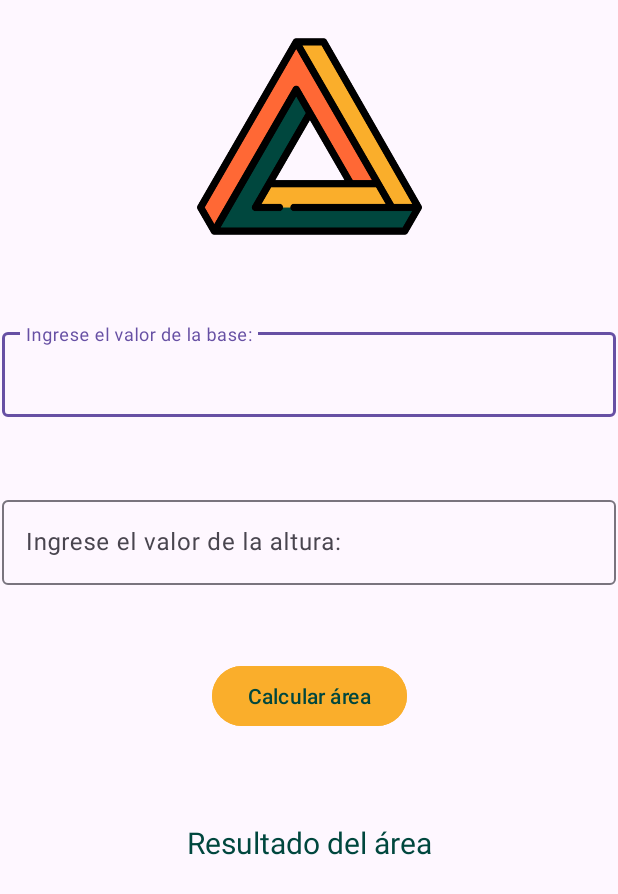
After one commit to Equipo-uno-Practica-tres/GeoShapeCal, an Android app: the AreaTriangleActivity screen opened directly, with no data from a screen before it, on a phone screen of 412 x 824 dp. The commit adds this screen. Shown: the top 894 px of the screen. Run offline under Robolectric (Android 15) with nearby library versions, the phone set to English and light mode, and no system bars.

Commit message:
Commit Funcionamiento cálculo área triangulo

```diff
--- a/app/src/main/AndroidManifest.xml
+++ b/app/src/main/AndroidManifest.xml
@@ -13,7 +13,7 @@
         android:theme="@style/Theme.GeoShapeCal"
         tools:targetApi="31">
         <activity
-            android:name=".PerimeterSquareActivity"
+            android:name=".AreaTriangleActivity"
             android:exported="false" />
         <activity
             android:name=".MainActivity"
--- /dev/null
+++ b/app/src/main/java/com/simonllano/geoshapecal/AreaTriangleActivity.kt
@@ -0,0 +1,43 @@
+package com.simonllano.geoshapecal
+
+import androidx.appcompat.app.AppCompatActivity
+import android.os.Bundle
+import androidx.lifecycle.Observer
+import androidx.lifecycle.ViewModelProvider
+import com.google.android.material.snackbar.Snackbar
+import com.simonllano.geoshapecal.databinding.ActivityAreaTriangleBinding
+
+class AreaTriangleActivity : AppCompatActivity() {
+
+    private lateinit var areaTriangleBinding: ActivityAreaTriangleBinding
+    private lateinit var areaTriangleViewModel: AreaTriangleViewModel
+
+    override fun onCreate(savedInstanceState: Bundle?) {
+        super.onCreate(savedInstanceState)
+        areaTriangleBinding = ActivityAreaTriangleBinding.inflate(layoutInflater)
+        val view = areaTriangleBinding.root
+        setContentView(view)
+
+        areaTriangleViewModel = ViewModelProvider(this)[AreaTriangleViewModel::class.java]
+
+        val resultAreaTriangleObserver = Observer<Double> {resultArea ->
+            areaTriangleBinding.resultAreaTriangleTextView.setText(resultArea.toString())
+        }
+
+        areaTriangleViewModel.resultAreaTriangle.observe(this, resultAreaTriangleObserver)
+
+        val errorMsgObserver = Observer<String> { errorMsg ->
+            Snackbar.make(view,errorMsg, Snackbar.LENGTH_INDEFINITE)
+                .setAction("Aceptar"){ }
+                .show()
+        }
+
+        areaTriangleViewModel.errorMsg.observe(this,errorMsgObserver)
+
+        areaTriangleBinding.areaTriangleButton.setOnClickListener{
+            areaTriangleViewModel.calAreaTriangle(areaTriangleBinding.basisInputEditText.text.toString(), areaTriangleBinding.heightInputEditText.text.toString())
+
+        }
+
+    }
+}
--- /dev/null
+++ b/app/src/main/java/com/simonllano/geoshapecal/AreaTriangleViewModel.kt
@@ -0,0 +1,26 @@
+package com.simonllano.geoshapecal
+
+import androidx.lifecycle.LiveData
+import androidx.lifecycle.MutableLiveData
+import androidx.lifecycle.ViewModel
+
+class AreaTriangleViewModel: ViewModel() {
+
+    val resultAreaTriangle: MutableLiveData<Double> by lazy {
+        MutableLiveData<Double>()
+    }
+
+    private val _errorMsg: MutableLiveData<String> = MutableLiveData()
+    val errorMsg: LiveData<String> = _errorMsg
+
+
+    fun calAreaTriangle(basis: String, height: String) {
+        if(basis.isEmpty() || height.isEmpty()){
+            _errorMsg.value = "Debe digitar ambos campos"
+        }else{
+            resultAreaTriangle.value = (basis.toDouble() * height.toDouble()) / 2
+        }
+    }
+
+
+}
--- a/app/src/main/java/com/simonllano/geoshapecal/MainActivity.kt
+++ b/app/src/main/java/com/simonllano/geoshapecal/MainActivity.kt
@@ -23,9 +23,9 @@ class MainActivity : AppCompatActivity() {
 
         mainViewModel= ViewModelProvider(this)[MainViewModel::class.java]
 
-        geoshapecalBinding.circlePerimeterButton.setOnClickListener {//Aca se envia la orden para abrir la actividad
-                    val intent = Intent(this,PerimeterSquareActivity::class.java) //donde se encontrara el perimetro del cuadrado
-                    startActivity(intent)
+        geoshapecalBinding.triangleAreaButton.setOnClickListener {
+            val intent = Intent(this, AreaTriangleActivity::class.java)
+            startActivity(intent)
         }
 
         //val resultadoObserver = Observer<String> {resultado->  //Se crea el objeto observer
--- a/app/src/main/java/com/simonllano/geoshapecal/PerimeterSquareActivity.kt
+++ /dev/null
@@ -1,11 +0,0 @@
-package com.simonllano.geoshapecal
-
-import androidx.appcompat.app.AppCompatActivity
-import android.os.Bundle
-
-class PerimeterSquareActivity : AppCompatActivity() {
-    override fun onCreate(savedInstanceState: Bundle?) {
-        super.onCreate(savedInstanceState)
-        setContentView(R.layout.activity_perimeter_square)
-    }
-}
--- /dev/null
+++ b/app/src/main/res/layout/activity_area_triangle.xml
@@ -0,0 +1,88 @@
+<?xml version="1.0" encoding="utf-8"?>
+<androidx.constraintlayout.widget.ConstraintLayout xmlns:android="http://schemas.android.com/apk/res/android"
+    xmlns:app="http://schemas.android.com/apk/res-auto"
+    xmlns:tools="http://schemas.android.com/tools"
+    android:layout_width="match_parent"
+    android:layout_height="match_parent">
+
+    <ImageView
+        android:id="@+id/imageView5"
+        android:layout_width="150dp"
+        android:layout_height="150dp"
+        android:layout_marginStart="100dp"
+        android:layout_marginTop="16dp"
+        android:layout_marginEnd="100dp"
+        app:layout_constraintEnd_toEndOf="parent"
+        app:layout_constraintStart_toStartOf="parent"
+        app:layout_constraintTop_toTopOf="parent"
+        app:srcCompat="@drawable/triangular" />
+
+    <com.google.android.material.textfield.TextInputLayout
+        android:id="@+id/basis_input_layout"
+        android:layout_width="409dp"
+        android:layout_height="wrap_content"
+        android:layout_marginStart="32dp"
+        android:layout_marginTop="50dp"
+        android:layout_marginEnd="32dp"
+        app:layout_constraintEnd_toEndOf="parent"
+        app:layout_constraintStart_toStartOf="parent"
+        app:layout_constraintTop_toBottomOf="@+id/imageView5">
+
+        <com.google.android.material.textfield.TextInputEditText
+            android:id="@+id/basis_input_edit_text"
+            android:layout_width="match_parent"
+            android:layout_height="wrap_content"
+            android:hint="@string/basis_value"
+            android:textColor="@color/headline_color"
+            android:textColorHighlight="@color/headline_color"
+            android:textColorHint="@color/headline_color"
+            android:textColorLink="@color/headline_color" />
+    </com.google.android.material.textfield.TextInputLayout>
+
+    <com.google.android.material.textfield.TextInputLayout
+        android:id="@+id/height_input_layout"
+        android:layout_width="409dp"
+        android:layout_height="wrap_content"
+        android:layout_marginStart="32dp"
+        android:layout_marginTop="50dp"
+        android:layout_marginEnd="32dp"
+        app:layout_constraintEnd_toEndOf="parent"
+        app:layout_constraintStart_toStartOf="parent"
+        app:layout_constraintTop_toBottomOf="@+id/basis_input_layout">
+
+        <com.google.android.material.textfield.TextInputEditText
+            android:id="@+id/height_input_edit_text"
+            android:layout_width="match_parent"
+            android:layout_height="wrap_content"
+            android:hint="@string/height_value"
+            android:textColor="@color/headline_color" />
+    </com.google.android.material.textfield.TextInputLayout>
+
+    <Button
+        android:id="@+id/area_triangle_button"
+        android:layout_width="wrap_content"
+        android:layout_height="wrap_content"
+        android:layout_marginStart="160dp"
+        android:layout_marginTop="50dp"
+        android:layout_marginEnd="160dp"
+        android:backgroundTint="@color/yellow_button"
+        android:text="@string/result_area_triangle"
+        android:textColor="@color/button_text_color"
+        app:layout_constraintEnd_toEndOf="parent"
+        app:layout_constraintStart_toStartOf="parent"
+        app:layout_constraintTop_toBottomOf="@+id/height_input_layout" />
+
+    <TextView
+        android:id="@+id/result_area_triangle_text_view"
+        android:layout_width="wrap_content"
+        android:layout_height="wrap_content"
+        android:layout_marginStart="150dp"
+        android:layout_marginTop="60dp"
+        android:layout_marginEnd="150dp"
+        android:text="@string/result_area_triangle_value"
+        android:textColor="@color/headline_color"
+        android:textSize="20sp"
+        app:layout_constraintEnd_toEndOf="parent"
+        app:layout_constraintStart_toStartOf="parent"
+        app:layout_constraintTop_toBottomOf="@+id/area_triangle_button" />
+</androidx.constraintlayout.widget.ConstraintLayout>
--- a/app/src/main/res/values/strings.xml
+++ b/app/src/main/res/values/strings.xml
@@ -9,4 +9,8 @@
     <string name="side_cuadro">"Ingrese el valor de un lado "</string>
     <string name="result_cuadro_perimeter">Perimetro</string>
     <string name="Result_perimeter_cuadro">Resultado</string>
+    <string name="basis_value">Ingrese el valor de la base:</string>
+    <string name="height_value">Ingrese el valor de la altura:</string>
+    <string name="result_area_triangle">Calcular área</string>
+    <string name="result_area_triangle_value">Resultado del área</string>
 </resources>
```
